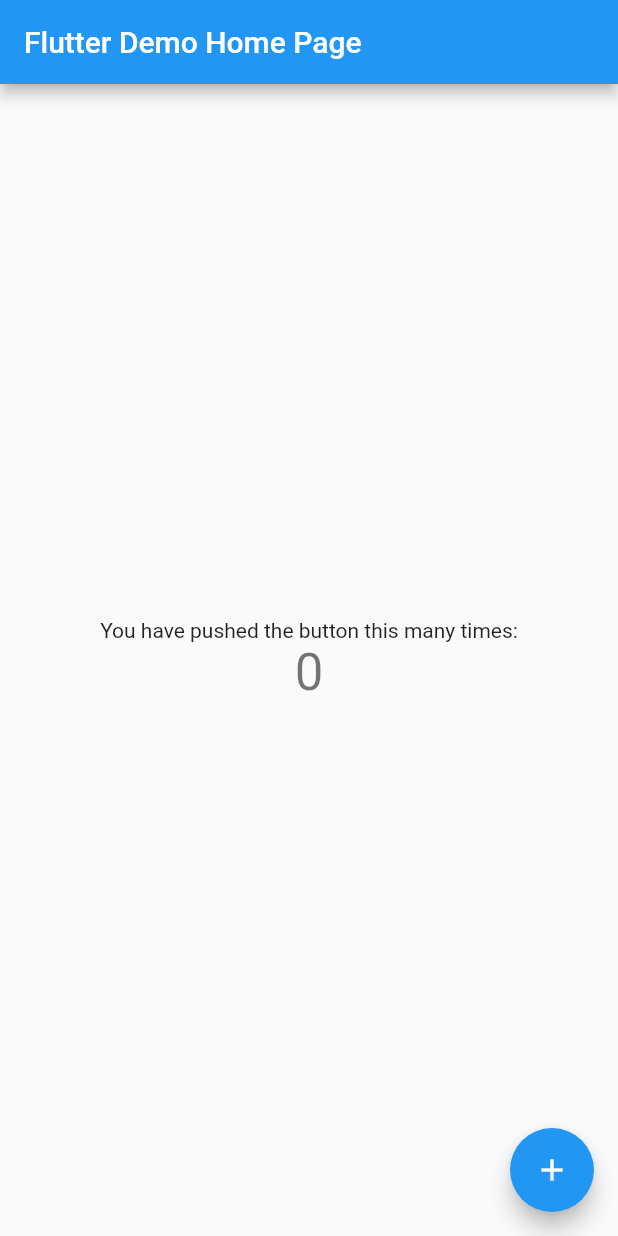
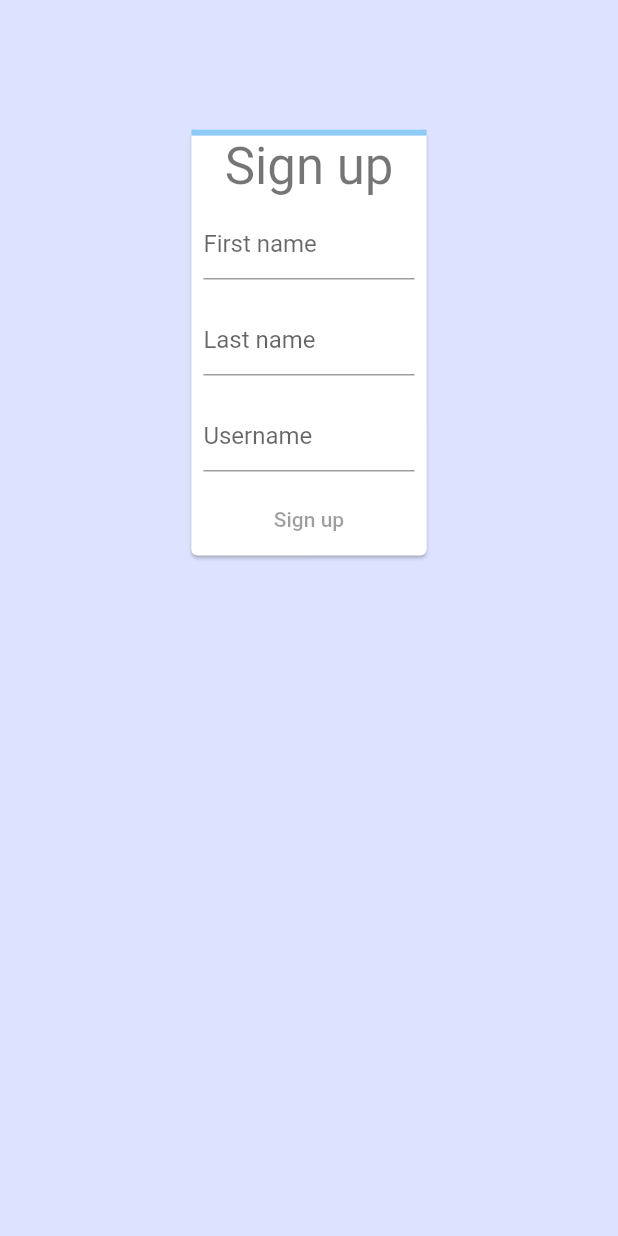
Before and after one commit to kverkholomova/web_app, a Flutter app: the screen it shows after launch, on a phone screen of 412 x 824 dp. Run offline on Flutter 3.47's test engine with Material 2 defaults, Android fonts, the light colour scheme and no system bars.

Commit message:
Some interface changes

```diff
--- a/lib/app.dart
+++ b/lib/app.dart
@@ -9,12 +9,13 @@
   @override
   Widget build(BuildContext context) {
     return MaterialApp(
+      debugShowCheckedModeBanner: false,
       title: 'Flutter Demo',
       theme: ThemeData(
 
         primarySwatch: Colors.blue,
       ),
-      home: const MyHomePage(title: 'Flutter Demo Home Page'),
+      home: const SignUpApp()
     );
   }
 }
--- a/lib/home_page.dart
+++ b/lib/home_page.dart
@@ -1,56 +1,110 @@
 import 'package:flutter/material.dart';
 
-class MyHomePage extends StatefulWidget {
-  const MyHomePage({super.key, required this.title});
 
 
-  final String title;
-
-  @override
-  State<MyHomePage> createState() => _MyHomePageState();
-}
-
-class _MyHomePageState extends State<MyHomePage> {
-  int _counter = 0;
-
-  void _incrementCounter() {
-    setState(() {
-
-      _counter++;
-    });
-  }
+class SignUpApp extends StatelessWidget {
+  const SignUpApp();
 
   @override
   Widget build(BuildContext context) {
+    return MaterialApp(
+      debugShowCheckedModeBanner: false,
+      routes: {
+        '/': (context) => const SignUpScreen(),
+      },
+    );
+  }
+}
 
+class SignUpScreen extends StatelessWidget {
+  const SignUpScreen();
+
+  @override
+  Widget build(BuildContext context) {
     return Scaffold(
-      appBar: AppBar(
-        // Here we take the value from the MyHomePage object that was created by
-        // the App.build method, and use it to set our appbar title.
-        title: Text(widget.title),
+      resizeToAvoidBottomInset: true,
+      backgroundColor: Colors.indigoAccent.withOpacity(0.2),
+      body: SingleChildScrollView(
+        child: Align(
+          alignment: Alignment.center,
+          child: Padding(
+            padding: EdgeInsets.symmetric(vertical: MediaQuery.of(context).size.width * 0.2),
+            child: SizedBox(
+              width: MediaQuery.of(context).size.width * 0.4,
+              child: Card(
+                child: SignUpForm(),
               ),
-      body: Center(
-        // Center is a layout widget. It takes a single child and positions it
-        // in the middle of the parent.
+            ),
+          ),
+        ),
+      ),
+    );
+  }
+}
+
+class SignUpForm extends StatefulWidget {
+  const SignUpForm();
+
+  @override
+  State<SignUpForm> createState() => _SignUpFormState();
+}
+
+class _SignUpFormState extends State<SignUpForm> {
+  final _firstNameTextController = TextEditingController();
+  final _lastNameTextController = TextEditingController();
+  final _usernameTextController = TextEditingController();
+
+  double _formProgress = 0;
+
+  @override
+  Widget build(BuildContext context) {
+    return Form(
       child: Column(
-
-          mainAxisAlignment: MainAxisAlignment.center,
-          children: <Widget>[
-            const Text(
-              'You have pushed the button this many times:',
+        mainAxisSize: MainAxisSize.min,
+        children: [
+          LinearProgressIndicator(value: _formProgress),
+          Text('Sign up', style: Theme.of(context).textTheme.headlineMedium),
+          Padding(
+            padding: const EdgeInsets.all(8.0),
+            child: TextFormField(
+              controller: _firstNameTextController,
+              decoration: const InputDecoration(hintText: 'First name'),
             ),
-            Text(
-              '$_counter',
-              style: Theme.of(context).textTheme.headlineMedium,
+          ),
+          Padding(
+            padding: const EdgeInsets.all(8.0),
+            child: TextFormField(
+              controller: _lastNameTextController,
+              decoration: const InputDecoration(hintText: 'Last name'),
+            ),
+          ),
+          Padding(
+            padding: const EdgeInsets.all(8.0),
+            child: TextFormField(
+              controller: _usernameTextController,
+              decoration: const InputDecoration(hintText: 'Username'),
+            ),
+          ),
+          TextButton(
+            style: ButtonStyle(
+              foregroundColor: MaterialStateProperty.resolveWith(
+                      (Set<MaterialState> states) {
+                    return states.contains(MaterialState.disabled)
+                        ? null
+                        : Colors.white;
+                  }),
+              backgroundColor: MaterialStateProperty.resolveWith(
+                      (Set<MaterialState> states) {
+                    return states.contains(MaterialState.disabled)
+                        ? null
+                        : Colors.indigoAccent;
+                  }),
+            ),
+            onPressed: null,
+            child: const Text('Sign up'),
           ),
         ],
       ),
-      ),
-      floatingActionButton: FloatingActionButton(
-        onPressed: _incrementCounter,
-        tooltip: 'Increment',
-        child: const Icon(Icons.add),
-      ), // This trailing comma makes auto-formatting nicer for build methods.
     );
   }
 }
```
Lines whose indentation alone changed are shown as unchanged.
